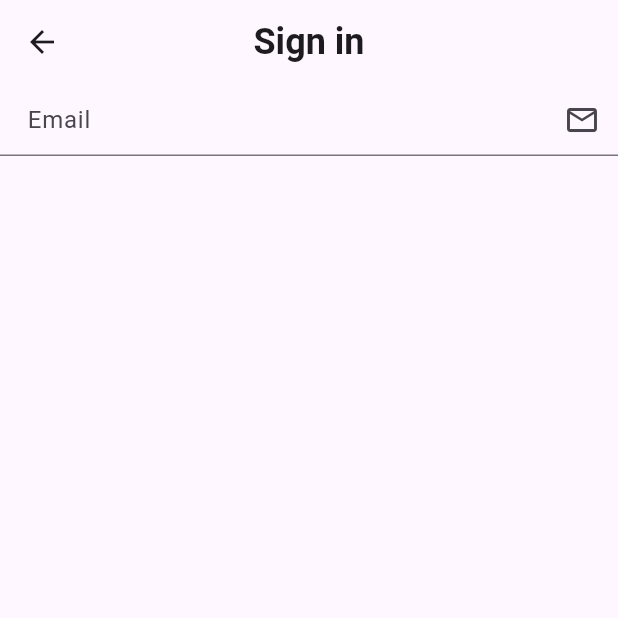
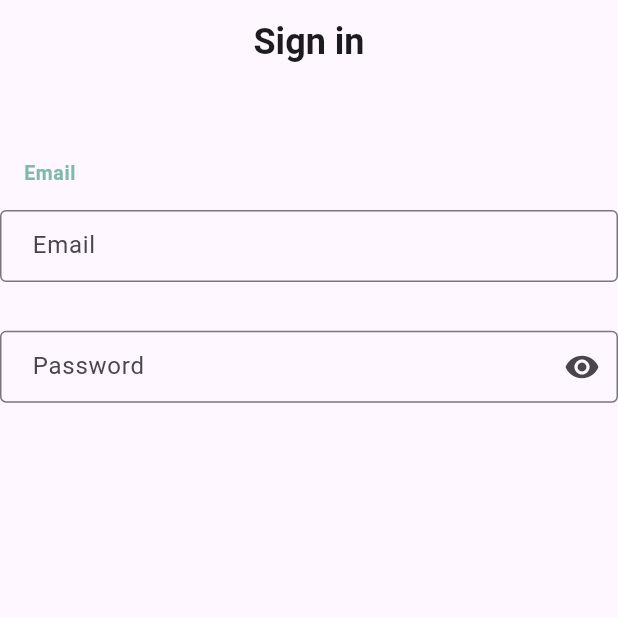
Before and after one commit to SamaaHamayel/anemia-graduation-project, a Flutter app: the SignInScreen screen opened directly, on a phone screen of 412 x 824 dp, the top half of it. Run offline on Flutter 3.47's test engine with Material 3 defaults, Android fonts, the phone set to English and light mode, and no system bars; our stand-ins replace dartz, dio, flutter_bloc, flutter_screenutil, flutter_tts, fluttertoast and 6 more; accounts and stored records are empty; Roboto replaces fonts that are missing (Kodchasan).

Commit message:
sign in  screen edit hadeer

```diff
--- a/lib/features/auth/presentation/view/signIn_screen.dart
+++ b/lib/features/auth/presentation/view/signIn_screen.dart
@@ -1,3 +1,4 @@
+import 'package:animeacheck/core/utils/appColors/app_colors.dart';
 import 'package:animeacheck/features/auth/presentation/auth_cubit/sign_in_cubit.dart';
 import 'package:animeacheck/features/auth/presentation/auth_cubit/sign_in_state.dart';
 import 'package:flutter/material.dart';
@@ -23,83 +24,80 @@ class SignInScreen extends StatelessWidget {
                 fontFamily: 'Kodchasan',
                 fontWeight: FontWeight.w700)),
       ),
-      // body: BlocConsumer<SignInCubit, SignInState>(
-      //   listener: (context, state) {
-      //     if (state is SignInSuccessState) {
-      //       showToast(
-      //           message: AppStrings.loginSuccessfully,
-      //           state: ToastStates.success);
-      //       navigateReplacement(context: context, route: Routes.home);
-      //     }
-      //     if (state is SignInErrorState) {
-      //       showToast(message: state.message, state: ToastStates.error);
-      //     }
-      //   },
-      //   builder: (context, state) {
-      //     return SingleChildScrollView(
-      //       child: Form(
-      //         key: BlocProvider.of<SignInCubit>(context).signInKey,
-      //         child: Column(
-      //           children: [
-      //             CustomTextFormField(
-      //               controller:
-      //                   BlocProvider.of<SignInCubit>(context).emailController,
-      //               hint: AppStrings.email,
-      //               validate: (data) {
-      //                 if (data!.isEmpty || !data.contains('@gmail.com')) {
-      //                   return AppStrings.enterValidEmail;
-      //                 }
-      //                 return null;
-      //               },
-      //             ),
-      //
-      //             SizedBox(height: 32.h,),
-      //
-      //             CustomTextFormField(
-      //               controller: BlocProvider.of<SignInCubit>(context)
-      //                   .passwordController,
-      //               hint: AppStrings.password,
-      //               isPassword: BlocProvider.of<SignInCubit>(context)
-      //                   .isLoginPasswordShowing,
-      //               icon:
-      //               BlocProvider.of<SignInCubit>(context).suffixIcon,
-      //               suffixIconOnPressed: () {
-      //                 BlocProvider.of<SignInCubit>(context)
-      //                     .changeLoginPasswordSuffixIcon();
-      //               },
-      //               validate: (data) {
-      //                 if (data!.length < 6 || data.isEmpty) {
-      //                   return AppStrings.enterValidPassword
-      //                       ;
-      //                 }
-      //                 return null;
-      //               },
-      //             ),
-      //           ],
-      //         ),
-      //       ),
-      //     );
-      //   },
-      // ),
+      body: BlocConsumer<SignInCubit, SignInState>(
+        listener: (context, state) {
+          if (state is SignInSuccessState) {
+            showToast(
+                message: AppStrings.loginSuccessfully,
+                state: ToastStates.success);
+            navigateReplacement(context: context, route: Routes.home);
+          }
+          if (state is SignInErrorState) {
+            showToast(message: state.message, state: ToastStates.error);
+          }
+        },
+        builder: (context, state) {
+          return SingleChildScrollView(
+            child: Form(
+              key: BlocProvider.of<SignInCubit>(context).signInKey,
+              child: Column(
+                crossAxisAlignment: CrossAxisAlignment.start,
+                children: [
+                  SizedBox(height: 50.h,),
+                  Padding(
+                    padding: const EdgeInsets.only(left: 16),
+                    child: Text(AppStrings.email,style: Theme.of(context).textTheme.bodySmall!.copyWith(
+                      color: AppColors.primaryColor,
+                      fontSize: 13,
+                      fontWeight: FontWeight.w600
+                    ),),
+                  ),
+                  SizedBox(height: 16.h,),
 
-      body: Form(
-        child: Column(
-          children: [
-            TextFormField(
-              keyboardType: TextInputType.emailAddress,
-              controller: TextEditingController(),
-              //cursorColor: AppColors.primary,
-              //validator: validate,
-              decoration: InputDecoration(
-                contentPadding: EdgeInsets.symmetric(horizontal: 16.w),
-                hintText: AppStrings.emailHint,
-                labelText: AppStrings.email,
-                suffixIcon: Icon(Icons.email_outlined)
+                  //!! email
+                  CustomTextFormField(
+                    controller:
+                        BlocProvider.of<SignInCubit>(context).emailController,
+                    hint: AppStrings.email,
+                    keyboardType: TextInputType.emailAddress,
+                    validate: (data) {
+                      if (data!.isEmpty || !data.contains('@gmail.com')) {
+                        return AppStrings.enterValidEmail;
+                      }
+                      return null;
+                    },
+                  ),
+
+                  SizedBox(height: 32.h,),
+
+                  //!! password
+                  CustomTextFormField(
+                    controller: BlocProvider.of<SignInCubit>(context)
+                        .passwordController,
+                    hint: AppStrings.password,
+                    isPassword: BlocProvider.of<SignInCubit>(context)
+                        .isLoginPasswordShowing,
+                    icon:
+                    BlocProvider.of<SignInCubit>(context).suffixIcon,
+                    suffixIconOnPressed: () {
+                      BlocProvider.of<SignInCubit>(context)
+                          .changeLoginPasswordSuffixIcon();
+                    },
+                    validate: (data) {
+                      if (data!.length < 6 || data.isEmpty) {
+                        return AppStrings.enterValidPassword
+                            ;
+                      }
+                      return null;
+                    },
+                  ),
+                ],
               ),
-            )
-          ],
-        ),
+            ),
+          );
+        },
       ),
+
 
     );
   }
--- a/lib/features/auth/presentation/widgets/customTextFormField.dart
+++ b/lib/features/auth/presentation/widgets/customTextFormField.dart
@@ -1,5 +1,7 @@
 import 'package:flutter/material.dart';
 import 'package:flutter_screenutil/flutter_screenutil.dart';
+
+import '../../../../core/utils/appColors/app_colors.dart';
 
 
 class CustomTextFormField extends StatelessWidget {
@@ -27,10 +29,21 @@ class CustomTextFormField extends StatelessWidget {
     return TextFormField(
       keyboardType: keyboardType,
       controller: controller,
-      //cursorColor: AppColors.primary,
+      cursorColor: AppColors.primaryColor,
       validator: validate,
       obscureText: isPassword,
       decoration: InputDecoration(
+        focusedBorder: OutlineInputBorder(
+          borderSide: BorderSide(
+              color: AppColors.primaryColor
+          ),
+          borderRadius: BorderRadius.circular(8)
+        ),
+        border: OutlineInputBorder(
+          borderSide: BorderSide(
+            color: AppColors.primaryColor
+          )
+        ),
         contentPadding: EdgeInsets.symmetric(horizontal: 16.w),
         hintText: hint,
         labelText: label,
```
Also changed, not shown: lib/main.dart (+14 -14 lines), lib/my_app.dart (+7 -4 lines).
